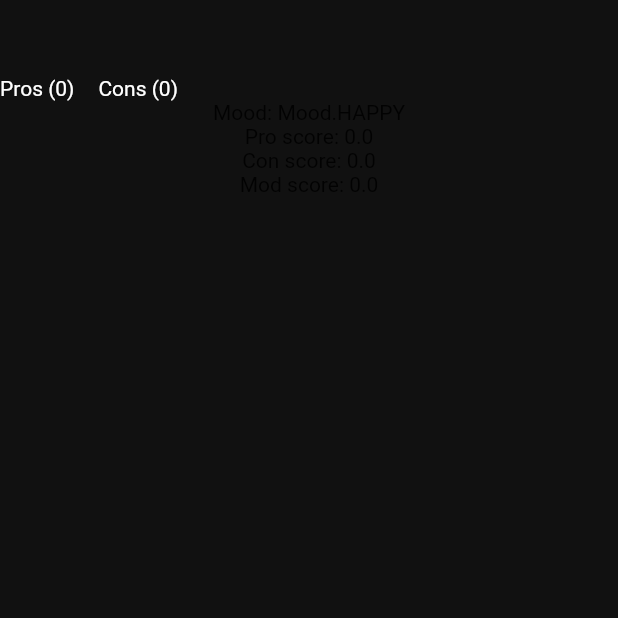
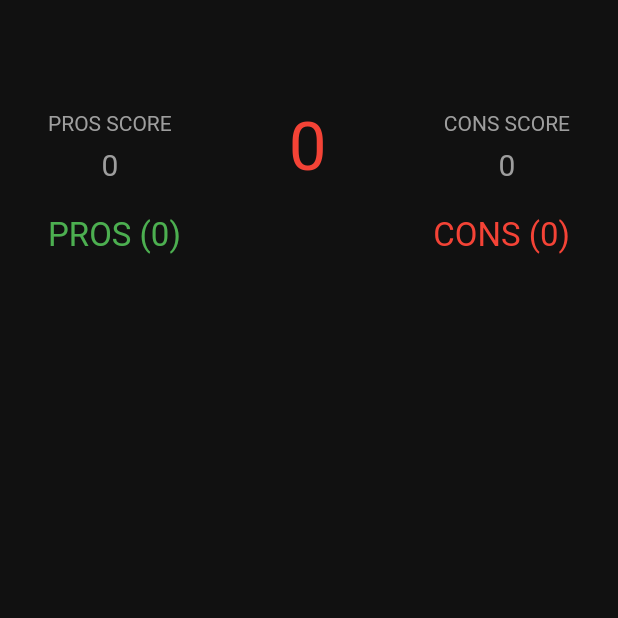
Before and after one commit to g33kidd/pros_and_cons, a Flutter app: the ResultsPage screen opened directly with empty values, on a phone screen of 412 x 824 dp, the top half of it. Run offline on Flutter 3.47's test engine with Material 2 defaults, Android fonts, the phone set to English and light mode, and no system bars.

Commit message:
Updated some things. Added flutter icons for launcher icons

```diff
--- a/lib/pages/results.dart
+++ b/lib/pages/results.dart
@@ -22,56 +22,120 @@ class ResultsPage extends StatelessWidget {
     return Scaffold(
       backgroundColor: Color(0xFF111111),
       body: Column(
+        mainAxisAlignment: MainAxisAlignment.start,
         children: <Widget>[
           Center(
             child: Padding(
-              padding: const EdgeInsets.all(8.0),
+              padding: const EdgeInsets.symmetric(
+                horizontal: 32.0,
+                vertical: 18.0,
+              ),
               child: Text(decision.objective, style: _headerStyle),
             ),
           ),
-          Row(
-            crossAxisAlignment: CrossAxisAlignment.start,
-            mainAxisAlignment: MainAxisAlignment.start,
+          Padding(
+            padding: const EdgeInsets.symmetric(horizontal: 32.0),
+            child: Row(
+              crossAxisAlignment: CrossAxisAlignment.center,
+              mainAxisAlignment: MainAxisAlignment.center,
+              children: <Widget>[
+                Column(
+                  children: <Widget>[
+                    Text("PROS SCORE", style: TextStyle(color: Colors.grey)),
+                    SizedBox(height: 8.0),
+                    Text(
+                      "${proScore.toInt()}",
+                      style: TextStyle(
+                        color: Colors.grey,
+                        fontSize: 20.0,
+                      ),
+                    ),
+                  ],
+                ),
+                Expanded(
+                  child: Center(
+                    child: Text(
+                      modScore.toInt().toString(),
+                      style: TextStyle(
+                        fontSize: 45.0,
+                        color: (modScore > 0) ? Colors.green : Colors.red,
+                      ),
+                    ),
+                  ),
+                ),
+                Column(
+                  children: <Widget>[
+                    Text("CONS SCORE", style: TextStyle(color: Colors.grey)),
+                    SizedBox(height: 8.0),
+                    Text(
+                      "${conScore.toInt()}",
+                      style: TextStyle(
+                        color: Colors.grey,
+                        fontSize: 20.0,
+                      ),
+                    ),
+                  ],
+                ),
+              ],
+            ),
+          ),
+          Padding(
+            padding: EdgeInsets.symmetric(
+              horizontal: 32.0,
+              vertical: 20.0,
+            ),
+            child: Row(
+              crossAxisAlignment: CrossAxisAlignment.center,
+              mainAxisAlignment: MainAxisAlignment.center,
               children: <Widget>[
                 Column(
                   crossAxisAlignment: CrossAxisAlignment.start,
                   mainAxisAlignment: MainAxisAlignment.start,
                   children: <Widget>[
                     Text(
-                    "Pros (${decision.pros.length})",
-                    style: TextStyle(color: Colors.white),
+                      "PROS (${decision.pros.length})",
+                      style: TextStyle(
+                        color: Colors.green,
+                        fontSize: 22.0,
+                      ),
+                    ),
+                    SizedBox(
+                      height: 18.0,
                     ),
                     for (var p in decision.pros)
                       Text(
                         p.title,
                         style: TextStyle(color: Colors.white),
                       ),
+                    SizedBox(height: 8.0),
                   ],
                 ),
-              SizedBox(width: 16.0),
+                Expanded(child: Container()),
                 Column(
                   crossAxisAlignment: CrossAxisAlignment.start,
                   mainAxisAlignment: MainAxisAlignment.start,
                   children: <Widget>[
                     Text(
-                    "Cons (${decision.cons.length})",
-                    style: TextStyle(color: Colors.white),
+                      "CONS (${decision.cons.length})",
+                      style: TextStyle(
+                        color: Colors.red,
+                        fontSize: 22.0,
+                      ),
+                    ),
+                    SizedBox(
+                      height: 18.0,
                     ),
                     for (var c in decision.cons)
                       Text(
                         c.title,
                         style: TextStyle(color: Colors.white),
                       ),
+                    SizedBox(height: 8.0),
                   ],
                 ),
               ],
             ),
-          Text("Mood: ${decision.mood}"),
-          Text("Pro score: $proScore"),
-          Text("Con score: $conScore"),
-          Text("Mod score: $modScore"),
-          for (var d in decision.pros) Text(d.title),
-          for (var d in decision.cons) Text(d.title),
+          ),
         ],
       ),
     );
```
Also changed, not shown: pubspec.yaml (+7 -2 lines), assets/feature.png (added), pubspec.lock, 38 other files. Lines whose indentation alone changed are shown as unchanged.
